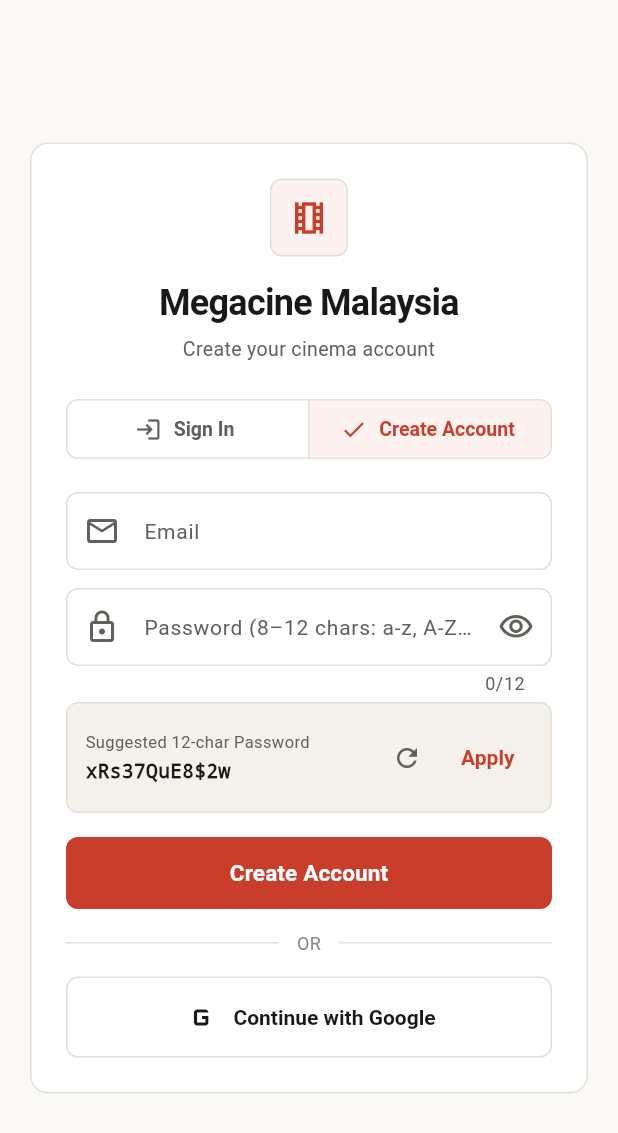
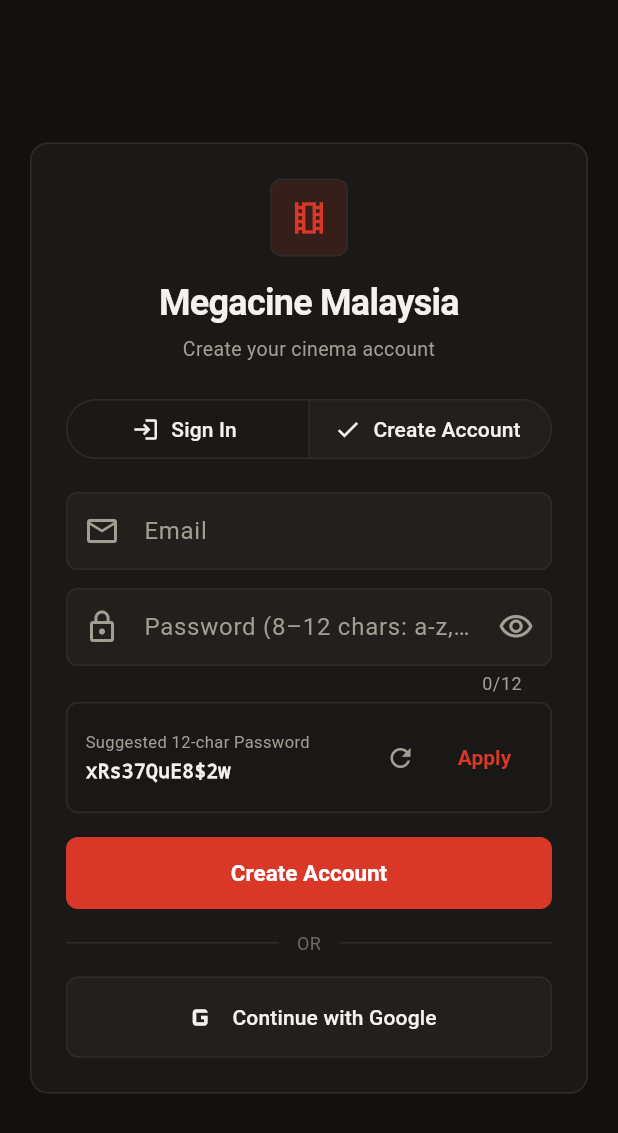
Before and after one commit to lcc-lgtm/Megacine_Malaysia, a Flutter app: the screen it shows after launch, after a tap on "Create Account", on a phone screen of 412 x 824 dp. Shown: the top 1133 px of the screen. Run offline on Flutter 3.47's test engine with Material 3 defaults, Android fonts, the phone set to English and light mode, and no system bars; our stand-ins replace app_links, qr_flutter, shared_preferences, youtube_player_iframe; accounts and stored records are empty; network calls fail.

Commit message:
feat(ui): switch admin-web and mobile-app to warm dark charcoal cinema theme (v1.1.2)

```diff
--- a/mobile-app/lib/main.dart
+++ b/mobile-app/lib/main.dart
@@ -1,8 +1,18 @@
 import 'package:flutter/material.dart';
+import 'package:flutter/services.dart';
 import 'screens/auth_screen.dart';
 import 'theme/app_theme.dart';
 
 void main() {
+  WidgetsFlutterBinding.ensureInitialized();
+  SystemChrome.setSystemUIOverlayStyle(
+    const SystemUiOverlayStyle(
+      statusBarColor: Colors.transparent,
+      statusBarIconBrightness: Brightness.light,
+      systemNavigationBarColor: Color(0xFF121110),
+      systemNavigationBarIconBrightness: Brightness.light,
+    ),
+  );
   runApp(const MegacineApp());
 }
 
@@ -14,7 +24,7 @@ class MegacineApp extends StatelessWidget {
     return MaterialApp(
       title: 'Megacine Malaysia',
       debugShowCheckedModeBanner: false,
-      theme: AppTheme.lightTheme,
+      theme: AppTheme.darkTheme,
       home: const AuthScreen(),
     );
   }
--- a/mobile-app/lib/theme/app_theme.dart
+++ b/mobile-app/lib/theme/app_theme.dart
@@ -3,30 +3,31 @@ import 'package:flutter/material.dart';
 class AppTheme {
   AppTheme._();
 
-  // 60% Warm Paper Canvas & Tinted Surfaces
-  static const Color canvas = Color(0xFFFAF9F5);
-  static const Color canvasMuted = Color(0xFFF3F1EA);
+  // 60% Deep Charcoal Warm Black Canvas (Deep Charcoal Warm Black)
+  static const Color canvas = Color(0xFF121110);
+  static const Color canvasMuted = Color(0xFF191816);
 
   // 30% Crisp Ticket / Card Surfaces & Borders
-  static const Color surface = Color(0xFFFFFFFF);
-  static const Color border = Color(0xFFE2DFD7);
-  static const Color borderStrong = Color(0xFFD0CCC1);
+  static const Color surface = Color(0xFF1A1917);
+  static const Color surfaceAlt = Color(0xFF22201D);
+  static const Color border = Color(0xFF2E2C29);
+  static const Color borderStrong = Color(0xFF3E3B37);
 
-  // Ink Hierarchy (WCAG AA >= 4.5:1 on warm paper)
-  static const Color inkPrimary = Color(0xFF191918);
-  static const Color inkSecondary = Color(0xFF62605B);
-  static const Color inkMuted = Color(0xFF8C8982);
+  // Ink Hierarchy (WCAG AA >= 4.5:1 on dark charcoal)
+  static const Color inkPrimary = Color(0xFFF4F2EC);
+  static const Color inkSecondary = Color(0xFFA39E93);
+  static const Color inkMuted = Color(0xFF6E6A63);
 
-  // 10% Cinema Accent (Classic Crimson + Warm Amber Gold)
-  static const Color crimson = Color(0xFFC83E2B);
-  static const Color crimsonPressed = Color(0xFFA93221);
-  static const Color crimsonTint = Color(0xFFFDF2F0);
+  // 10% Cinema Accent (Cinema Crimson #D93829 + Warm Amber Gold #D4A853)
+  static const Color crimson = Color(0xFFD93829);
+  static const Color crimsonPressed = Color(0xFFC83E2B);
+  static const Color crimsonTint = Color(0x26D93829);
   static const Color amber = Color(0xFFD4A853);
-  static const Color amberTint = Color(0xFFFBF6EA);
+  static const Color amberTint = Color(0x26D4A853);
 
-  // Dark Screening Room (Trailer Player)
-  static const Color darkStage = Color(0xFF191918);
-  static const Color darkStageBorder = Color(0xFF2C2B29);
+  // Dark Screening Room (Auditorium & Trailer Player)
+  static const Color darkStage = Color(0xFF0C0B0A);
+  static const Color darkStageBorder = Color(0xFF2E2C29);
 
   // Motion & Radius Tokens
   static const Duration microDuration = Duration(milliseconds: 180);
@@ -54,31 +55,31 @@ class AppTheme {
     );
   }
 
-  static ThemeData get lightTheme {
-    final colorScheme = const ColorScheme.light(
+  static ThemeData get darkTheme {
+    final colorScheme = const ColorScheme.dark(
       primary: crimson,
-      onPrimary: Colors.white,
+      onPrimary: Color(0xFFFFFFFF),
       primaryContainer: crimsonTint,
-      onPrimaryContainer: crimsonPressed,
+      onPrimaryContainer: crimson,
       secondary: inkPrimary,
-      onSecondary: Colors.white,
-      secondaryContainer: canvasMuted,
+      onSecondary: Color(0xFF121110),
+      secondaryContainer: surfaceAlt,
       onSecondaryContainer: inkPrimary,
       tertiary: amber,
-      onTertiary: inkPrimary,
+      onTertiary: Color(0xFF121110),
       surface: surface,
       onSurface: inkPrimary,
-      surfaceContainerHighest: canvasMuted,
+      surfaceContainerHighest: surfaceAlt,
       onSurfaceVariant: inkSecondary,
       outline: border,
-      outlineVariant: border,
-      error: crimson,
-      onError: Colors.white,
+      outlineVariant: borderStrong,
+      error: Color(0xFFFCA5A5),
+      onError: Color(0xFF121110),
     );
 
     return ThemeData(
       useMaterial3: true,
-      brightness: Brightness.light,
+      brightness: Brightness.dark,
       colorScheme: colorScheme,
       scaffoldBackgroundColor: canvas,
       dividerColor: border,
@@ -88,7 +89,7 @@ class AppTheme {
         space: 1,
       ),
       appBarTheme: const AppBarTheme(
-        backgroundColor: canvas,
+        backgroundColor: surface,
         foregroundColor: inkPrimary,
         elevation: 0,
         scrolledUnderElevation: 0,
@@ -148,68 +149,32 @@ class AppTheme {
           ),
           textStyle: const TextStyle(
             fontSize: 15,
-            fontWeight: FontWeight.w600,
-            letterSpacing: 0.1,
-          ),
-        ),
-      ),
-      filledButtonTheme: FilledButtonThemeData(
-        style: FilledButton.styleFrom(
-          backgroundColor: crimson,
-          foregroundColor: Colors.white,
-          disabledBackgroundColor: border,
-          disabledForegroundColor: inkMuted,
-          elevation: 0,
-          minimumSize: const Size(48, 48),
-          padding: const EdgeInsets.symmetric(horizontal: 20, vertical: 14),
-          shape: RoundedRectangleBorder(
-            borderRadius: BorderRadius.circular(radiusInner),
-          ),
-          textStyle: const TextStyle(
-            fontSize: 15,
-            fontWeight: FontWeight.w600,
-            letterSpacing: 0.1,
+            fontWeight: FontWeight.w700,
           ),
         ),
       ),
       outlinedButtonTheme: OutlinedButtonThemeData(
         style: OutlinedButton.styleFrom(
           foregroundColor: inkPrimary,
-          backgroundColor: surface,
+          backgroundColor: surfaceAlt,
           side: const BorderSide(color: border, width: 1),
           minimumSize: const Size(48, 48),
-          padding: const EdgeInsets.symmetric(horizontal: 18, vertical: 14),
+          padding: const EdgeInsets.symmetric(horizontal: 20, vertical: 14),
           shape: RoundedRectangleBorder(
             borderRadius: BorderRadius.circular(radiusInner),
-          ),
-          textStyle: const TextStyle(
-            fontSize: 14,
-            fontWeight: FontWeight.w600,
           ),
         ),
       ),
       textButtonTheme: TextButtonThemeData(
         style: TextButton.styleFrom(
           foregroundColor: crimson,
-          minimumSize: const Size(44, 44),
-          padding: const EdgeInsets.symmetric(horizontal: 12, vertical: 10),
-          shape: RoundedRectangleBorder(
-            borderRadius: BorderRadius.circular(radiusInner),
-          ),
-          textStyle: const TextStyle(
-            fontSize: 14,
-            fontWeight: FontWeight.w600,
-          ),
+          textStyle: const TextStyle(fontWeight: FontWeight.w600),
         ),
       ),
       inputDecorationTheme: InputDecorationTheme(
         filled: true,
-        fillColor: surface,
-        contentPadding: const EdgeInsets.symmetric(horizontal: 14, vertical: 14),
-        labelStyle: const TextStyle(color: inkSecondary, fontSize: 14),
-        hintStyle: const TextStyle(color: inkMuted, fontSize: 14),
-        prefixIconColor: inkSecondary,
-        suffixIconColor: inkSecondary,
+        fillColor: surfaceAlt,
+        contentPadding: const EdgeInsets.symmetric(horizontal: 16, vertical: 14),
         border: OutlineInputBorder(
           borderRadius: BorderRadius.circular(radiusInner),
           borderSide: const BorderSide(color: border, width: 1),
@@ -224,63 +189,29 @@ class AppTheme {
         ),
         errorBorder: OutlineInputBorder(
           borderRadius: BorderRadius.circular(radiusInner),
-          borderSide: const BorderSide(color: crimson, width: 1.5),
+          borderSide: const BorderSide(color: Color(0xFFFCA5A5), width: 1),
         ),
-      ),
-      chipTheme: ChipThemeData(
-        backgroundColor: canvasMuted,
-        selectedColor: crimsonTint,
-        disabledColor: canvasMuted,
-        labelStyle: const TextStyle(color: inkPrimary, fontSize: 12, fontWeight: FontWeight.w500),
-        secondaryLabelStyle: const TextStyle(color: crimson, fontSize: 12, fontWeight: FontWeight.w600),
-        side: const BorderSide(color: border, width: 1),
-        shape: RoundedRectangleBorder(
-          borderRadius: BorderRadius.circular(radiusInner),
-        ),
-        padding: const EdgeInsets.symmetric(horizontal: 8, vertical: 4),
-      ),
-      segmentedButtonTheme: SegmentedButtonThemeData(
-        style: ButtonStyle(
-          backgroundColor: WidgetStateProperty.resolveWith((states) {
-            if (states.contains(WidgetState.selected)) return crimsonTint;
-            return surface;
-          }),
-          foregroundColor: WidgetStateProperty.resolveWith((states) {
-            if (states.contains(WidgetState.selected)) return crimson;
-            return inkSecondary;
-          }),
-          side: WidgetStateProperty.all(const BorderSide(color: border, width: 1)),
-          shape: WidgetStateProperty.all(
-            RoundedRectangleBorder(borderRadius: BorderRadius.circular(radiusInner)),
-          ),
-          textStyle: WidgetStateProperty.all(
-            const TextStyle(fontSize: 13, fontWeight: FontWeight.w600),
-          ),
-        ),
+        labelStyle: const TextStyle(color: inkSecondary),
+        hintStyle: const TextStyle(color: inkMuted),
       ),
       dialogTheme: DialogThemeData(
         backgroundColor: surface,
         surfaceTintColor: Colors.transparent,
-        elevation: 0,
         shape: RoundedRectangleBorder(
-          borderRadius: BorderRadius.circular(radiusCard),
+          borderRadius: BorderRadius.circular(16),
           side: const BorderSide(color: border, width: 1),
         ),
       ),
       bottomSheetTheme: const BottomSheetThemeData(
         backgroundColor: surface,
         surfaceTintColor: Colors.transparent,
-        elevation: 0,
         shape: RoundedRectangleBorder(
-          borderRadius: BorderRadius.vertical(top: Radius.circular(16)),
+          borderRadius: BorderRadius.vertical(top: Radius.circular(20)),
         ),
-      ),
-      snackBarTheme: SnackBarThemeData(
-        backgroundColor: inkPrimary,
-        contentTextStyle: const TextStyle(color: canvas, fontSize: 13),
-        behavior: SnackBarBehavior.floating,
-        shape: RoundedRectangleBorder(borderRadius: BorderRadius.circular(radiusInner)),
       ),
     );
   }
+
+  // Alias for backward compatibility if lightTheme was referenced
+  static ThemeData get lightTheme => darkTheme;
 }
```
Also changed, not shown: 3 other files.
